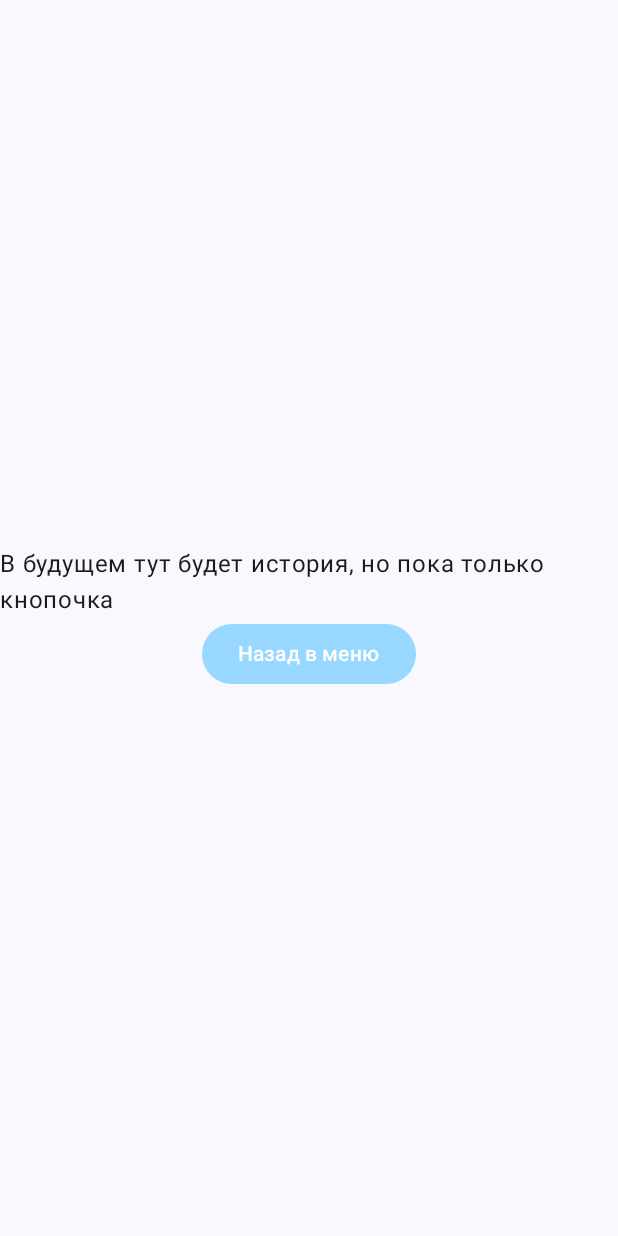
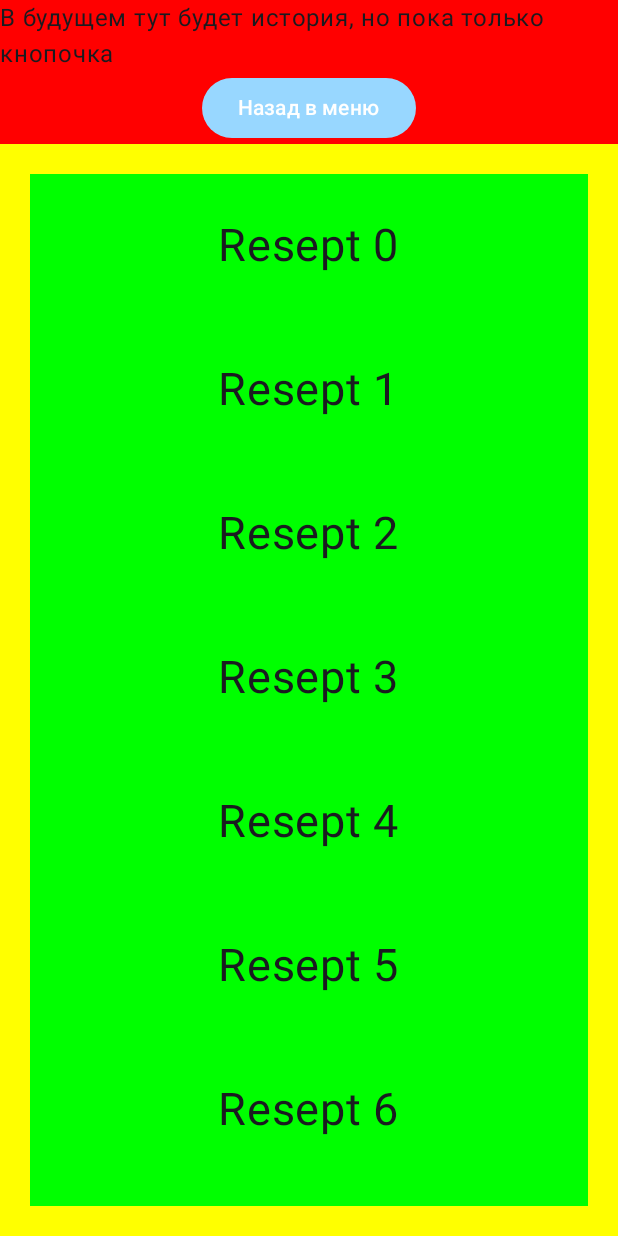
Before and after one commit to witcher770/recept_po_fotke, an Android app built with Jetpack Compose: the composable MainScreen shown on its own in the app's theme, after a tap on "История", on a phone screen of 412 x 824 dp. Run offline under Robolectric (Android 15) with nearby library versions, the phone set to English and light mode, and no system bars.

Commit message:
еще один новый проект, тк предыдущий как-то сломался, но файлики в основном без изменений

```diff
--- a/app/src/main/java/com/example/cookingai/MainActivity.kt
+++ b/app/src/main/java/com/example/cookingai/MainActivity.kt
@@ -5,19 +5,13 @@ import android.os.Bundle
 import androidx.activity.ComponentActivity
 import androidx.activity.compose.setContent
 import androidx.activity.enableEdgeToEdge
-import androidx.compose.foundation.layout.Box
-import androidx.compose.foundation.layout.Row
 import androidx.compose.foundation.layout.fillMaxSize
-import androidx.compose.foundation.layout.fillMaxWidth
 import androidx.compose.foundation.layout.padding
-import androidx.compose.foundation.shape.RoundedCornerShape
-import androidx.compose.material3.Card
 import androidx.compose.material3.Scaffold
 import androidx.compose.material3.Text
 import androidx.compose.runtime.Composable
 import androidx.compose.ui.Modifier
 import androidx.compose.ui.tooling.preview.Preview
-import androidx.compose.ui.unit.dp
 import androidx.navigation.compose.NavHost
 import androidx.navigation.compose.composable
 import androidx.navigation.compose.rememberNavController
@@ -38,13 +32,12 @@ class MainActivity : ComponentActivity() {
     }
 }
 
-//@Preview(showBackground = true)
 @Composable
 fun MainScreen() {
     val navController = rememberNavController()
     NavHost(navController = navController, startDestination = "MainScreen") {
         composable("MainScreen") { MainScreenshot(navController)}
-        composable("Settings") { SettiSreen(navController) }
+        composable("Settin") { SettiSreen(navController) }
         composable("CookingCamera") { CookingCamera(navController) }
         composable("History") { History(navController) }
     }
--- a/app/src/main/java/com/example/cookingai/ui/theme/History.kt
+++ b/app/src/main/java/com/example/cookingai/ui/theme/History.kt
@@ -1,8 +1,15 @@
 package com.example.cookingai.ui.theme
 
+import androidx.compose.foundation.background
 import androidx.compose.foundation.layout.Arrangement
+import androidx.compose.foundation.layout.Box
 import androidx.compose.foundation.layout.Column
 import androidx.compose.foundation.layout.fillMaxSize
+import androidx.compose.foundation.layout.fillMaxWidth
+import androidx.compose.foundation.layout.padding
+import androidx.compose.foundation.lazy.LazyColumn
+import androidx.compose.foundation.rememberScrollState
+import androidx.compose.foundation.verticalScroll
 import androidx.compose.material3.Button
 import androidx.compose.material3.ButtonDefaults
 import androidx.compose.material3.Text
@@ -10,12 +17,16 @@ import androidx.compose.runtime.Composable
 import androidx.compose.ui.Alignment
 import androidx.compose.ui.Modifier
 import androidx.compose.ui.graphics.Color
+import androidx.compose.ui.tooling.preview.Preview
+import androidx.compose.ui.unit.dp
+import androidx.compose.ui.unit.sp
 import androidx.navigation.NavController
+
 
 @Composable
 public fun History(navController: NavController) {
     Column(
-        modifier = Modifier.fillMaxSize(),
+        modifier = Modifier.fillMaxSize().background(Color.Red),
         horizontalAlignment = Alignment.CenterHorizontally,
         verticalArrangement = Arrangement.Center,) {
         Text(text = "В будущем тут будет история, но пока только кнопочка")
@@ -27,5 +38,24 @@ public fun History(navController: NavController) {
         ) {
             Text(text = "Назад в меню")
         }
+
+        Box(modifier = Modifier
+            .background(Color.Yellow)
+            .padding(20.dp)) {
+            LazyColumn(
+                horizontalAlignment = Alignment.CenterHorizontally,
+                modifier = Modifier
+                    .fillMaxWidth()
+                    .background(Color.Green)
+            ) {
+                items(count = 10) {
+                    Text(
+                        text = "Resept $it",
+                        fontSize = 30.sp,
+                        modifier = Modifier.padding(vertical = 30.dp)
+                    )
+                }
+            }
+        }
     }
 }
```
